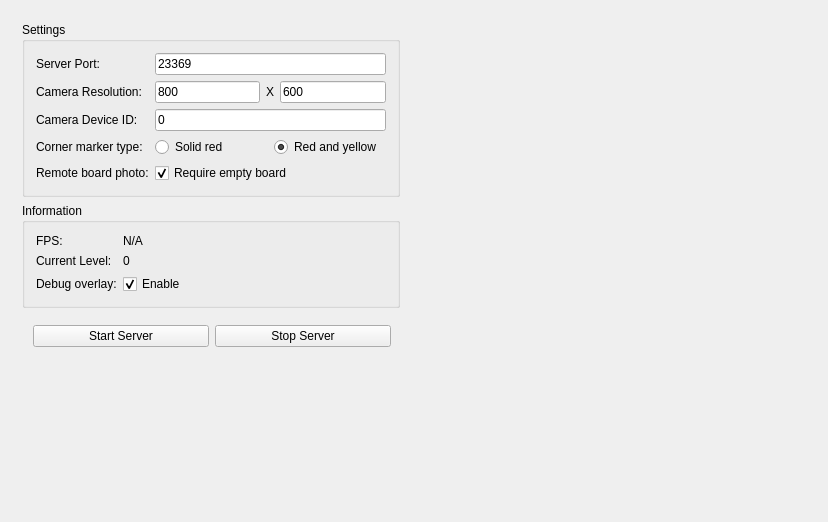
Above: MirrorServer/Server/mainwindow.ui from thijser/ARGAME before the change. Below: the same form after it.
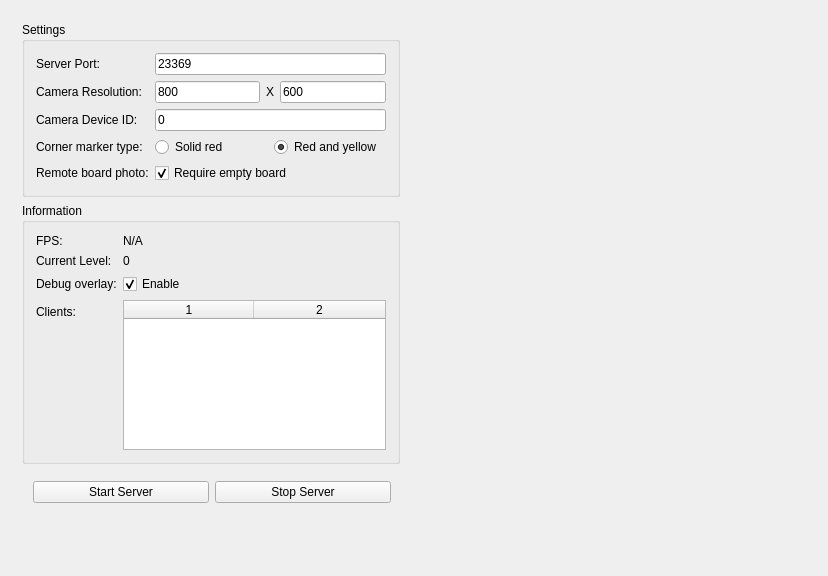
That is the form after the change.

Commit message: Add clients list to server

Diff of the .ui file:
```diff
--- a/MirrorServer/Server/mainwindow.ui
+++ b/MirrorServer/Server/mainwindow.ui
@@ -284,6 +284,55 @@
             </property>
            </widget>
           </item>
+          <item row="4" column="0">
+           <widget class="QLabel" name="clientsLabel">
+            <property name="text">
+             <string>Clients:</string>
+            </property>
+           </widget>
+          </item>
+          <item row="4" column="1">
+           <widget class="QTableWidget" name="clientsTable">
+            <property name="sizePolicy">
+             <sizepolicy hsizetype="Expanding" vsizetype="Fixed">
+              <horstretch>0</horstretch>
+              <verstretch>0</verstretch>
+             </sizepolicy>
+            </property>
+            <property name="maximumSize">
+             <size>
+              <width>16777215</width>
+              <height>150</height>
+             </size>
+            </property>
+            <property name="selectionMode">
+             <enum>QAbstractItemView::NoSelection</enum>
+            </property>
+            <property name="selectionBehavior">
+             <enum>QAbstractItemView::SelectRows</enum>
+            </property>
+            <property name="showGrid">
+             <bool>true</bool>
+            </property>
+            <property name="columnCount">
+             <number>2</number>
+            </property>
+            <attribute name="horizontalHeaderCascadingSectionResizes">
+             <bool>false</bool>
+            </attribute>
+            <attribute name="horizontalHeaderDefaultSectionSize">
+             <number>130</number>
+            </attribute>
+            <attribute name="horizontalHeaderStretchLastSection">
+             <bool>true</bool>
+            </attribute>
+            <attribute name="verticalHeaderVisible">
+             <bool>false</bool>
+            </attribute>
+            <column/>
+            <column/>
+           </widget>
+          </item>
          </layout>
         </widget>
        </item>
```
Left out of the diff: 12 changed lines with no effect on the pictures. The commit also changes 4 other files.
